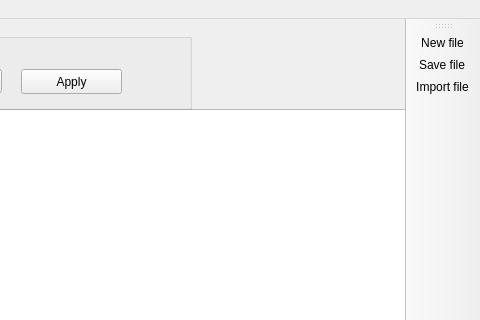
The window that mainwindow.ui (Toshico1/Vega-cleverTextEditor) describes before a commit, drawn with Qt 5; both pictures show x 549 to 1029 and y 0 to 320 of the 1029 by 735 pixel window.
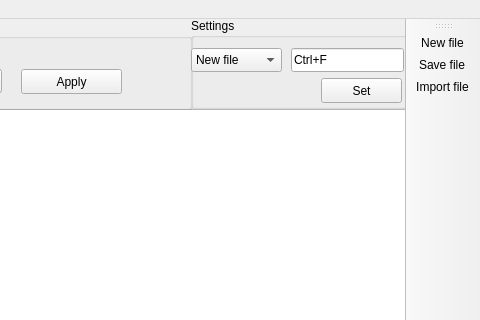
The same window after the commit. Icons and pictures are not drawn.

What changed in the file:
```diff
--- a/mainwindow.ui
+++ b/mainwindow.ui
@@ -295,6 +295,70 @@
      </property>
     </widget>
    </widget>
+   <widget class="QGroupBox" name="groupBox">
+    <property name="geometry">
+     <rect>
+      <x>740</x>
+      <y>-1</y>
+      <width>231</width>
+      <height>91</height>
+     </rect>
+    </property>
+    <property name="title">
+     <string>Settings</string>
+    </property>
+    <widget class="QComboBox" name="combo_hotkey">
+     <property name="geometry">
+      <rect>
+       <x>0</x>
+       <y>30</y>
+       <width>91</width>
+       <height>24</height>
+      </rect>
+     </property>
+     <item>
+      <property name="text">
+       <string>New file</string>
+      </property>
+     </item>
+     <item>
+      <property name="text">
+       <string>Imp file</string>
+      </property>
+     </item>
+     <item>
+      <property name="text">
+       <string>Save file</string>
+      </property>
+     </item>
+    </widget>
+    <widget class="QLineEdit" name="lineEdit">
+     <property name="geometry">
+      <rect>
+       <x>100</x>
+       <y>30</y>
+       <width>113</width>
+       <height>24</height>
+      </rect>
+     </property>
+     <property name="text">
+      <string>Ctrl+F</string>
+     </property>
+    </widget>
+    <widget class="QPushButton" name="pushButton_2">
+     <property name="geometry">
+      <rect>
+       <x>130</x>
+       <y>60</y>
+       <width>81</width>
+       <height>25</height>
+      </rect>
+     </property>
+     <property name="text">
+      <string>Set</string>
+     </property>
+    </widget>
+   </widget>
   </widget>
   <widget class="QMenuBar" name="menuBar">
    <property name="geometry">
```
